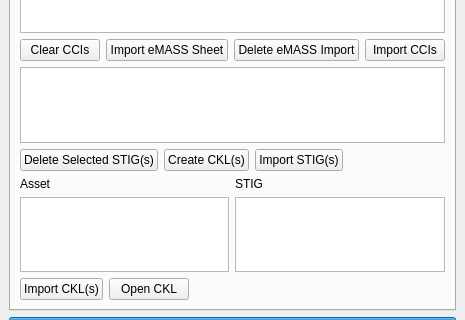
Above: src/stigqter.ui from squinky86/STIGQter before the change; both pictures show x 0 to 465 and y 111 to 431 of the 465 by 529 pixel window. Below: the same form after it.
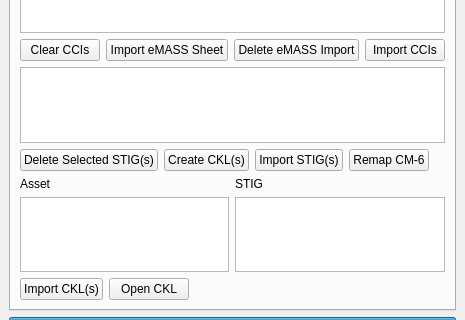
That is the form after the change.

Diff of the .ui file:
```diff
--- a/src/stigqter.ui
+++ b/src/stigqter.ui
@@ -140,6 +140,13 @@
             </property>
            </widget>
           </item>
+          <item>
+           <widget class="QPushButton" name="btnMapUnmapped">
+            <property name="text">
+             <string>Remap CM-6</string>
+            </property>
+           </widget>
+          </item>
           <item>
            <spacer name="horizontalSpacer_3">
             <property name="orientation">
```
Left out of the diff: 17 changed lines with no effect on the pictures.
